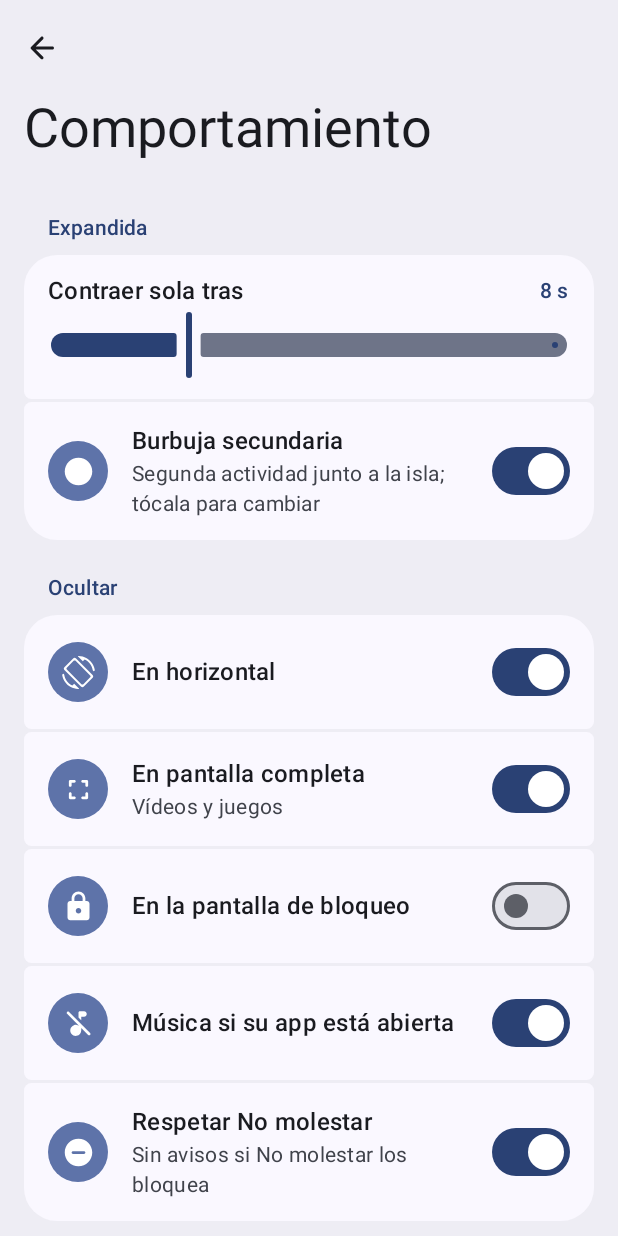
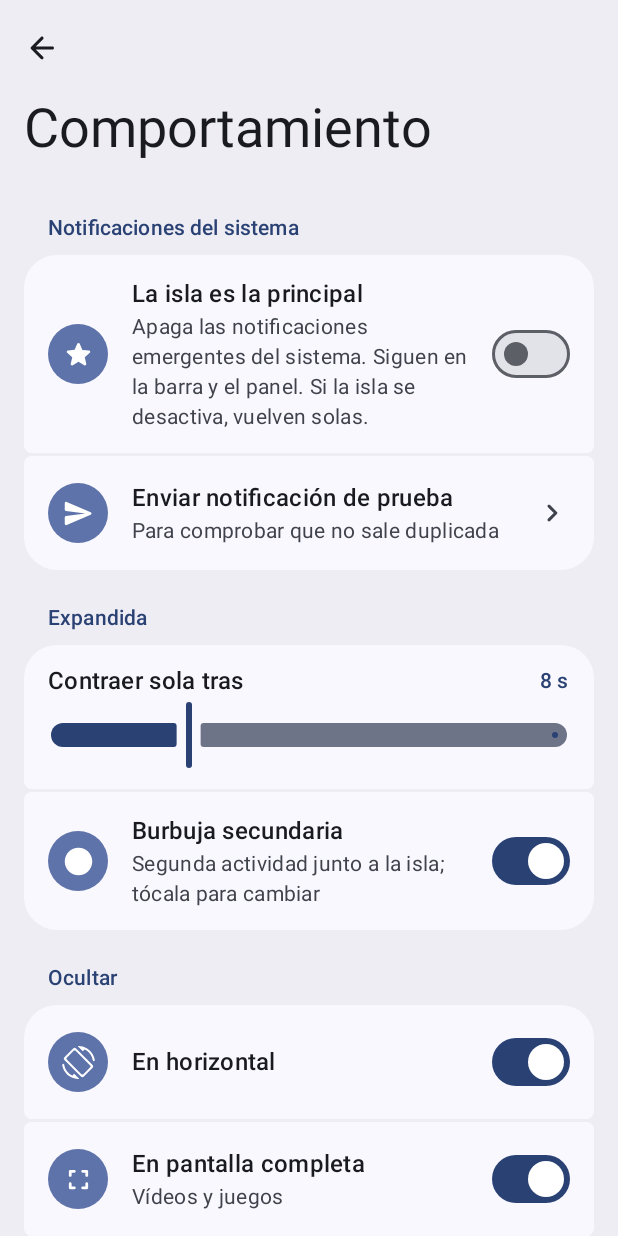
Before and after one commit to JotnarDev/material-island, an Android app built with Jetpack Compose: the composable BehaviorScreen shown on its own in the app's theme, on a phone screen of 412 x 824 dp. Run offline under Robolectric (Android 15) with nearby library versions, the phone set to English and light mode, and no system bars; 2 statements that could not run were skipped.

Commit message:
Opción 'La isla es la principal': apaga los emergentes del sistema
Escribe heads_up_notifications_enabled (WRITE_SECURE_SETTINGS concedido por ADB) y lo
restaura si el servicio de la isla se detiene. Incluye notificación de prueba.

Co-Authored-By: Claude Opus 5.5 <noreply@anthropic.com>

```diff
--- a/app/src/main/AndroidManifest.xml
+++ b/app/src/main/AndroidManifest.xml
@@ -6,6 +6,8 @@
     <uses-permission android:name="android.permission.REQUEST_IGNORE_BATTERY_OPTIMIZATIONS" />
     <uses-permission android:name="android.permission.BLUETOOTH_CONNECT" />
     <uses-permission android:name="android.permission.POST_NOTIFICATIONS" />
+    <!-- Solo para apagar los emergentes del sistema (se concede por ADB). -->
+    <uses-permission android:name="android.permission.WRITE_SECURE_SETTINGS" />
 
     <queries>
         <intent>
--- a/app/src/main/java/dev/jotnar/materialisland/core/NotificationParser.kt
+++ b/app/src/main/java/dev/jotnar/materialisland/core/NotificationParser.kt
@@ -88,7 +88,7 @@ object NotificationParser {
     ): Result {
         val n = sbn.notification ?: return Result.Ignore
         val pkg = sbn.packageName
-        if (pkg == ctx.packageName || pkg == "android" || pkg == "com.android.systemui") return Result.Ignore
+        if ((pkg == ctx.packageName && sbn.id != 4242) || pkg == "android" || pkg == "com.android.systemui") return Result.Ignore
         if (pkg in s.blockedApps) return Result.Ignore
         if ((n.flags and Notification.FLAG_GROUP_SUMMARY) != 0) return Result.Ignore
         val ex: Bundle = n.extras ?: Bundle()
--- a/app/src/main/java/dev/jotnar/materialisland/data/IslandSettings.kt
+++ b/app/src/main/java/dev/jotnar/materialisland/data/IslandSettings.kt
@@ -123,6 +123,8 @@ data class IslandSettings(
     val hideOnLockscreen: Boolean = false,
     val hideMediaWhenAppOpen: Boolean = true,
     val respectDnd: Boolean = true,
+    /** Apaga las notificaciones emergentes del sistema mientras la isla está activa. */
+    val islandIsPrimary: Boolean = false,
     val showSecondary: Boolean = true,
     val haptics: Boolean = true,
     /** Muestra el contorno de la isla en reposo para calibrar con la cámara. */
--- a/app/src/main/java/dev/jotnar/materialisland/ui/screens/Screens.kt
+++ b/app/src/main/java/dev/jotnar/materialisland/ui/screens/Screens.kt
@@ -22,6 +22,7 @@ import androidx.compose.material3.Surface
 import androidx.compose.material3.Text
 import androidx.compose.runtime.Composable
 import androidx.compose.runtime.getValue
+import androidx.compose.runtime.remember
 import androidx.compose.ui.Modifier
 import androidx.compose.ui.draw.clip
 import androidx.compose.ui.platform.LocalContext
@@ -262,7 +263,30 @@ fun GesturesScreen(onBack: () -> Unit) {
 @Composable
 fun BehaviorScreen(onBack: () -> Unit) {
     val s = settings()
+    val ctx = LocalContext.current
+    val canWrite = remember { dev.jotnar.materialisland.core.SystemHeadsUp.canWrite(ctx) }
     SettingsScaffold("Comportamiento", onBack) {
+        GroupTitle("Notificaciones del sistema")
+        Group(
+            {
+                SwitchRow(
+                    "La isla es la principal", s.islandIsPrimary && canWrite,
+                    if (canWrite) "Apaga las notificaciones emergentes del sistema. Siguen en la barra y el panel. Si la isla se desactiva, vuelven solas."
+                    else "Necesita un permiso que solo se da por ADB (ver abajo)",
+                    Icons.Rounded.Star,
+                ) { v -> if (canWrite) set { it.copy(islandIsPrimary = v) } }
+            },
+            {
+                dev.jotnar.materialisland.ui.NavRow("Enviar notificación de prueba", "Para comprobar que no sale duplicada", Icons.Rounded.Send) {
+                    dev.jotnar.materialisland.core.SystemHeadsUp.postTest(ctx)
+                }
+            },
+        )
+        if (!canWrite) Text(
+            "adb shell pm grant dev.jotnar.materialisland android.permission.WRITE_SECURE_SETTINGS",
+            fontFamily = FontFamily.Monospace, fontSize = 12.sp, color = MaterialTheme.colorScheme.onSurfaceVariant,
+            modifier = Modifier.padding(16.dp),
+        )
         GroupTitle("Expandida")
         Group(
             {
```
Also changed, not shown: app/src/main/java/dev/jotnar/materialisland/core/SystemHeadsUp.kt (added, +43 -0 lines), app/src/main/java/dev/jotnar/materialisland/service/IslandAccessibilityService.kt (+18 -0 lines), 1 other file.
